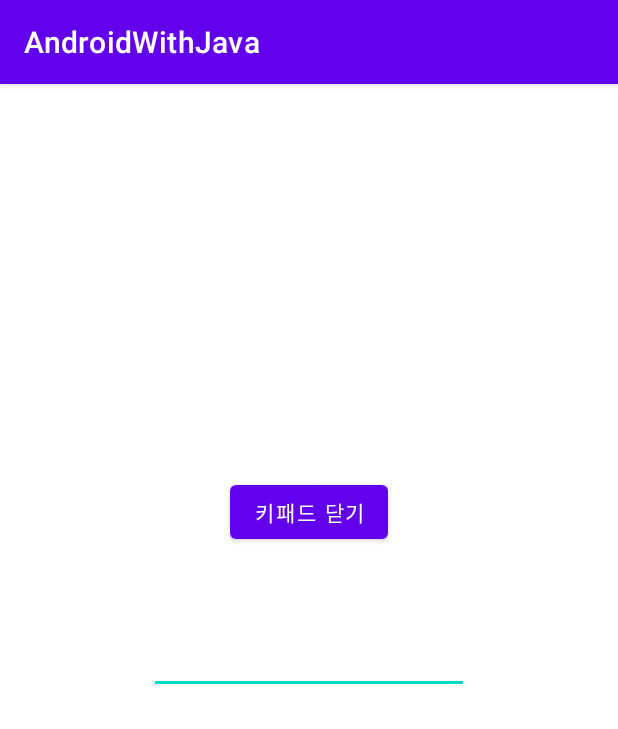
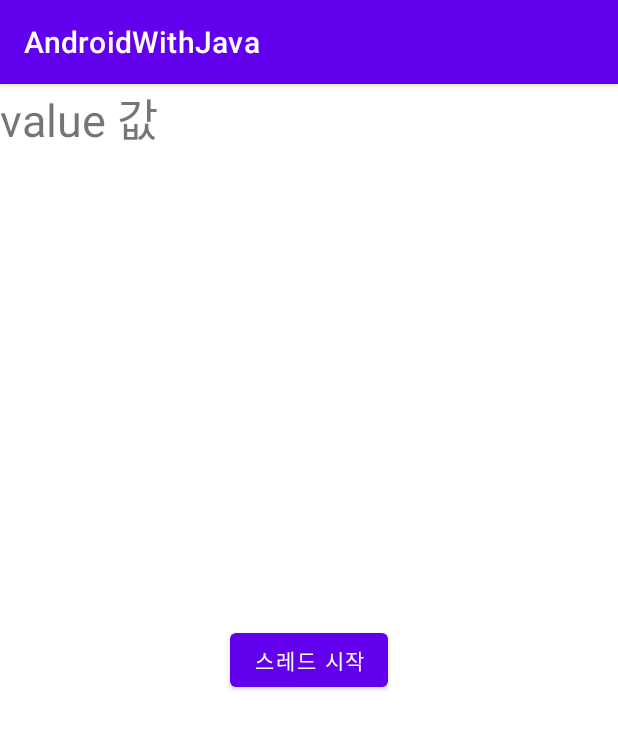
Before and after one commit to GotchaCoding/Study, an Android app: the screen it shows after launch (KeypadActivity before the commit, ThreadActivity after it), after a tap on "키패드", on a phone screen of 412 x 824 dp. Shown: the top 729 px of the screen. Run offline under Robolectric (Android 15) with nearby library versions, the light colour scheme and no system bars.

Commit message:
스레드와 핸들러
스래드, 일정시간후에 실행하기, 스레드로 애니메이션 만들기

```diff
--- a/app/src/main/java/org/techtown/androidwithjava/MainActivity.java
+++ b/app/src/main/java/org/techtown/androidwithjava/MainActivity.java
@@ -114,6 +114,33 @@ public class MainActivity extends AppCompatActivity {
         });
 
 
+        Button button10 = findViewById(R.id.threadActivity);
+        button10.setOnClickListener(new View.OnClickListener() {
+            @Override
+            public void onClick(View v) {
+                Intent i = new Intent(MainActivity.this, ThreadActivity.class);
+                startActivity(i);
+            }
+        });
+
+
+        Button button11 = findViewById(R.id.threadActivity2);
+        button11.setOnClickListener(new View.OnClickListener() {
+            @Override
+            public void onClick(View v) {
+                Intent i = new Intent ( MainActivity.this, ThreadActivity2.class);
+                startActivity(i);
+            }
+        });
+
+        Button button12 = findViewById(R.id.threadActivity3);
+        button12.setOnClickListener(new View.OnClickListener() {
+            @Override
+            public void onClick(View v) {
+                Intent i = new Intent ( MainActivity.this, ThreadActivity3.class);
+                startActivity(i);
+            }
+        });
 
     }
 }
--- a/app/src/main/java/org/techtown/androidwithjava/PersonAdapter.java
+++ b/app/src/main/java/org/techtown/androidwithjava/PersonAdapter.java
@@ -1,6 +1,7 @@
 package org.techtown.androidwithjava;
 
 import android.app.Person;
+import android.util.Log;
 import android.view.LayoutInflater;
 import android.view.View;
 import android.view.ViewGroup;
@@ -77,6 +78,7 @@ public class PersonAdapter extends RecyclerView.Adapter<PersonAdapter.ViewHolder
      */
     public void addItem(PersonActivity item){
         itemslist.add(item);
+        Log.e("log" , "addItem");
     }
 
     public void setItemslist(ArrayList<PersonActivity> itemslist){            //  매개변수 어레이리스트를 전역변수 어레이리스트와 동일하게 만들어줌
--- /dev/null
+++ b/app/src/main/java/org/techtown/androidwithjava/ThreadActivity.java
@@ -0,0 +1,76 @@
+package org.techtown.androidwithjava;
+
+import androidx.annotation.NonNull;
+import androidx.appcompat.app.AppCompatActivity;
+
+import android.os.Bundle;
+import android.os.Handler;
+import android.os.Message;
+import android.util.Log;
+import android.view.View;
+import android.widget.Button;
+import android.widget.TextView;
+
+public class ThreadActivity extends AppCompatActivity {
+    int value =0;
+    TextView textView;
+//    MainHandler handler;
+    MainHandler handler = new MainHandler();
+    @Override
+    protected void onCreate(Bundle savedInstanceState) {
+        super.onCreate(savedInstanceState);
+        setContentView(R.layout.activity_thread);
+
+        textView = findViewById(R.id.textview_thread);
+
+        Button button =findViewById(R.id.btn_thread);
+        button.setOnClickListener(new View.OnClickListener() {
+            @Override
+            public void onClick(View v) {
+                BackgrondThread thread = new BackgrondThread();
+                thread.start();
+            }
+        });
+//        handler = new MainHandler();
+    }
+
+
+    class BackgrondThread extends Thread {
+        public void run() {
+            for(int i = 0; i <100; i++) {
+                try{
+                    Thread.sleep(1000);
+                }catch(Exception e) {}
+                value += 1;
+                Log.d("Thread", "value : " + value);
+
+//              Message message = handler.obtainMessage();
+//              Bundle bundle = new Bundle();
+//              bundle.putInt("value" , value);
+//              message.setData(bundle);
+//
+//              handler.sendMessage(message);
+
+                handler.post(new Runnable() {
+                    @Override
+                    public void run() {
+                        textView.setText("value 값 : " + value);
+                    }
+                });
+            }
+        }
+    }
+
+
+    class MainHandler extends Handler{
+
+        @Override
+        public void handleMessage(@NonNull Message msg) {
+            super.handleMessage(msg);
+
+            Bundle bundle = msg.getData();
+            int value = bundle.getInt("value");
+            textView.setText("value 값 : " + value);
+        }
+    }
+}
--- /dev/null
+++ b/app/src/main/res/layout/activity_thread.xml
@@ -0,0 +1,28 @@
+<?xml version="1.0" encoding="utf-8"?>
+<androidx.constraintlayout.widget.ConstraintLayout xmlns:android="http://schemas.android.com/apk/res/android"
+    xmlns:app="http://schemas.android.com/apk/res-auto"
+    xmlns:tools="http://schemas.android.com/tools"
+    android:layout_width="match_parent"
+    android:layout_height="match_parent"
+    tools:context=".ThreadActivity">
+
+    <Button
+        android:id="@+id/btn_thread"
+        android:layout_width="wrap_content"
+        android:layout_height="wrap_content"
+        android:text="스레드 시작"
+        app:layout_constraintBottom_toBottomOf="parent"
+        app:layout_constraintEnd_toEndOf="parent"
+        app:layout_constraintStart_toStartOf="parent"
+        app:layout_constraintTop_toTopOf="parent" />
+
+    <TextView
+        android:id="@+id/textview_thread"
+        android:layout_width="match_parent"
+        android:layout_height="match_parent"
+        android:text="value 값"
+        android:textSize="30sp"
+        tools:layout_editor_absoluteX="0dp"
+        tools:layout_editor_absoluteY="0dp" />
+
+</androidx.constraintlayout.widget.ConstraintLayout>
```
Also changed, not shown: app/src/main/AndroidManifest.xml (+21 -0 lines), app/src/main/java/org/techtown/androidwithjava/ThreadActivity2.java (added, +73 -0 lines), app/src/main/java/org/techtown/androidwithjava/ThreadActivity3.java (added, +71 -0 lines), app/src/main/res/layout/activity_main.xml (+31 -0 lines), app/src/main/res/layout/activity_thread2.xml (added, +30 -0 lines), app/src/main/res/layout/activity_thread3.xml (added, +29 -0 lines), app/src/main/res/layout/person_item.xml (added, +56 -0 lines), app/src/main/res/drawable/face1.png (added), app/src/main/res/drawable/face2.png (added), app/src/main/res/drawable/face3.png (added), app/src/main/res/drawable/face4.png (added), app/src/main/res/drawable/face5.png (added).
